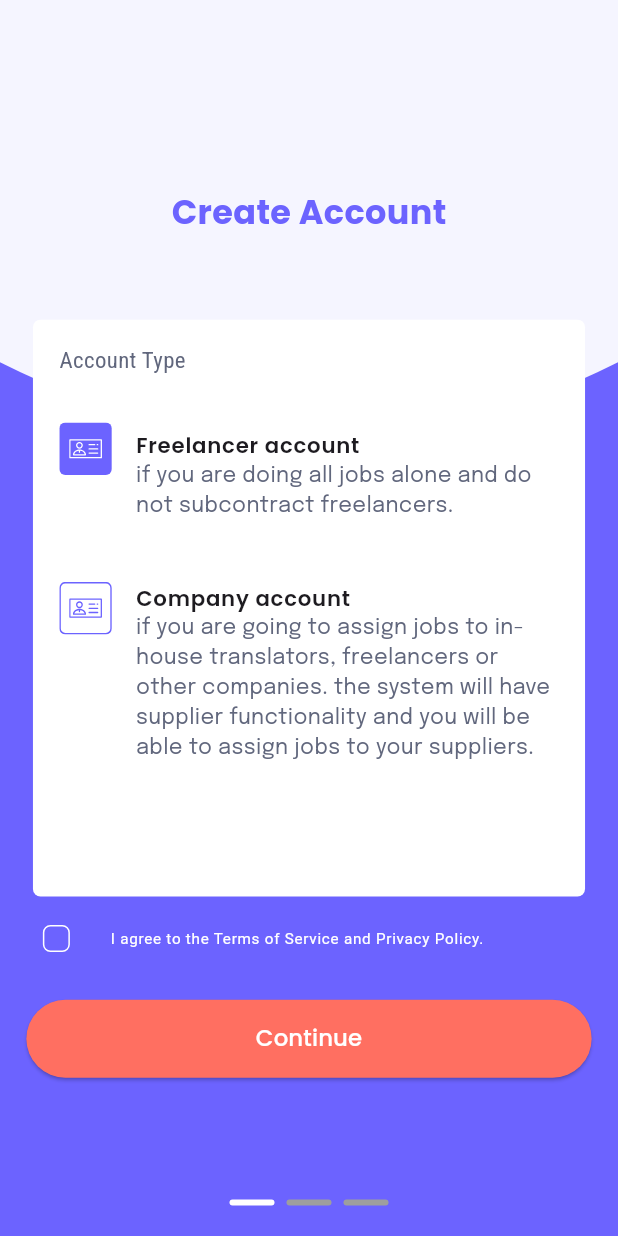
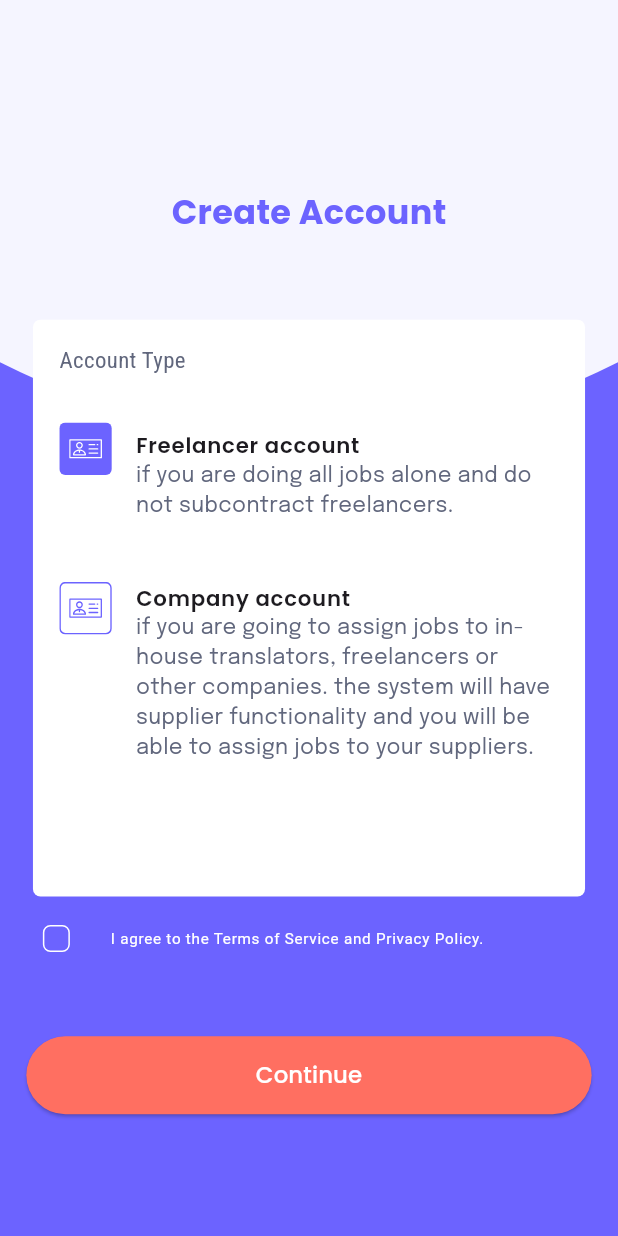
Before and after one commit to Mohamed-7agag/Tradof, a Flutter app: the CreateAccountPageView screen opened by its route, on a phone screen of 412 x 824 dp. Run offline on Flutter 3.47's test engine with Material 3 defaults, Android fonts, the light colour scheme and no system bars; drawn by our look-alikes of expandable_page_view; our stand-ins replace awesome_dialog, dartz, dio, equatable, flutter_bloc, flutter_otp_text_field and 9 more; accounts and stored records are empty; statements that could not run were skipped.

Commit message:
Refactor account creation views to use ExpandablePageView for improved navigation and layout

```diff
--- a/lib/features/auth/presentation/views/create_account_page_view.dart
+++ b/lib/features/auth/presentation/views/create_account_page_view.dart
@@ -1,3 +1,4 @@
+import 'package:expandable_page_view/expandable_page_view.dart';
 import 'package:flutter/material.dart';
 import 'package:tradof/core/helpers/spacing.dart';
 import 'package:tradof/core/theming/app_colors.dart';
@@ -31,10 +32,13 @@ class _CreateAccountPageViewState extends State<CreateAccountPageView> {
   Widget build(BuildContext context) {
     return Scaffold(
       backgroundColor: AppColors.primary,
-      body: Column(
+      body: CustomScrollView(
+        slivers: [
+          SliverFillRemaining(
+            hasScrollBody: false,
+            child: Column(
               children: [
-          Expanded(
-            child: PageView(
+                ExpandablePageView(
                   controller: _pageController,
                   onPageChanged: (int page) {
                     setState(() => _currentPage = page);
@@ -45,9 +49,12 @@ class _CreateAccountPageViewState extends State<CreateAccountPageView> {
                     SelectAccountTypeView(pageController: _pageController),
                   ],
                 ),
-          ),
+                verticalSpace(20),
                 _buildDotIndicator(),
                 verticalSpace(20),
+              ],
+            ),
+          )
         ],
       ),
     );
--- a/lib/features/auth/presentation/views/select_account_type_view.dart
+++ b/lib/features/auth/presentation/views/select_account_type_view.dart
@@ -12,7 +12,9 @@ class SelectAccountTypeView extends StatelessWidget {
   final PageController pageController;
   @override
   Widget build(BuildContext context) {
-    return Stack(
+    return SizedBox(
+      height: 1.sh,
+      child: Stack(
         alignment: Alignment.topCenter,
         children: [
           CreateAccountContainerCurve(),
@@ -45,6 +47,7 @@ class SelectAccountTypeView extends StatelessWidget {
             ),
           ),
         ],
+      ),
     );
   }
 }
--- a/lib/features/auth/presentation/widgets/create_account_countainer_curve.dart
+++ b/lib/features/auth/presentation/widgets/create_account_countainer_curve.dart
@@ -4,15 +4,14 @@ import 'package:tradof/core/theming/app_colors.dart';
 import 'package:tradof/core/theming/app_style.dart';
 
 class CreateAccountContainerCurve extends StatelessWidget {
-  const CreateAccountContainerCurve({super.key, this.height});
-  final double? height;
+  const CreateAccountContainerCurve({super.key});
   @override
   Widget build(BuildContext context) {
     return ClipPath(
       clipper: CurveClipper(),
       child: Container(
         alignment: Alignment.center,
-        height: height ?? 340.h,
+        height: 340.h,
         width: 1.sw,
         decoration: BoxDecoration(
           color: AppColors.background,
--- a/pubspec.yaml
+++ b/pubspec.yaml
@@ -34,6 +34,7 @@ dependencies:
   dartz: ^0.10.1
   dio: ^5.7.0
   equatable: ^2.0.7
+  expandable_page_view: ^1.0.17
   flutter:
     sdk: flutter
   flutter_bloc: ^9.0.0
```
Also changed, not shown: lib/features/auth/presentation/views/register_view.dart (+4 -12 lines), lib/features/auth/presentation/widgets/register_form.dart (+8 -3 lines), pubspec.lock. Lines whose indentation alone changed are shown as unchanged.
